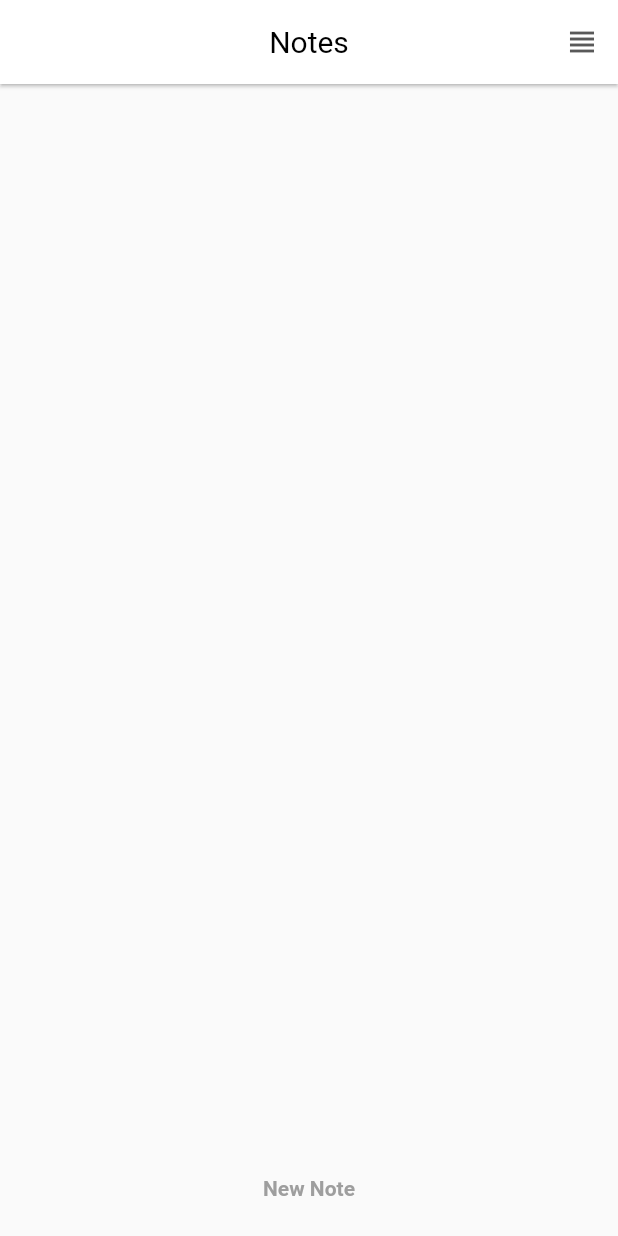
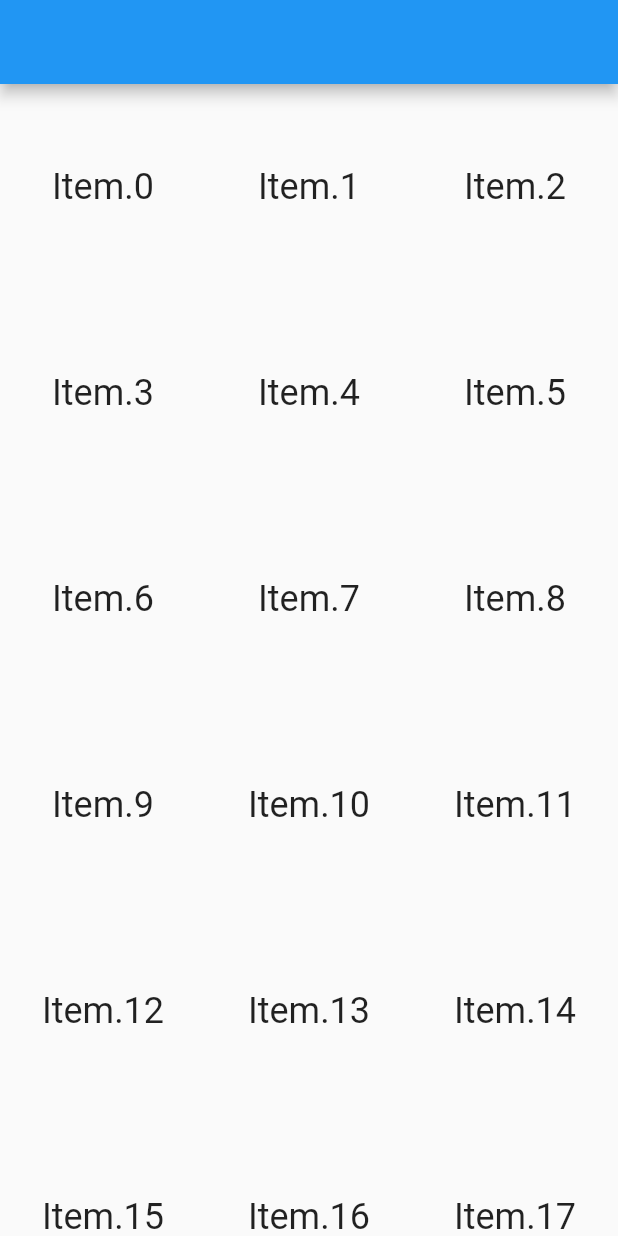
Before and after one commit to diehard04/Flutter-App, a Flutter app: the screen it shows after launch, on a phone screen of 412 x 824 dp. Run offline on Flutter 3.47's test engine with Material 2 defaults, Android fonts, the phone set to English and light mode, and no system bars; our stand-ins replace auto_size_text, share, sqflite; accounts and stored records are empty.

Commit message:
grid verticle

```diff
--- /dev/null
+++ b/lib/cookbook/GridList.dart
@@ -0,0 +1,30 @@
+import 'package:flutter/material.dart';
+
+class GridList extends StatelessWidget {
+  @override
+  Widget build(BuildContext context) {
+    //throw UnimplementedError();
+    final mTitle = '';
+    return MaterialApp(
+      title: mTitle,
+      home: Scaffold(
+        appBar: AppBar(
+          title: Text(mTitle),
+        ),
+
+        body: GridView.count(
+            crossAxisCount: 3,
+          children: List.generate(100, (index) {
+            return Center(
+              child: Text(
+                'Item.$index',
+                style: Theme.of(context).textTheme.headline5,
+              ),
+            );
+          }),
+        ),
+      )
+    );
+  }
+
+}
--- a/lib/main.dart
+++ b/lib/main.dart
@@ -1,7 +1,10 @@
 import 'package:flutter/material.dart';
+import 'package:flutter_app/cookbook/GridList.dart';
 import 'package:flutter_app/viewcontrollers/HomePage.dart';
 
-void main() => runApp(MyApp());
+//void main() => runApp(MyApp());
+
+void main() => runApp(GridList());
 
 class MyApp extends StatelessWidget {
 
```
